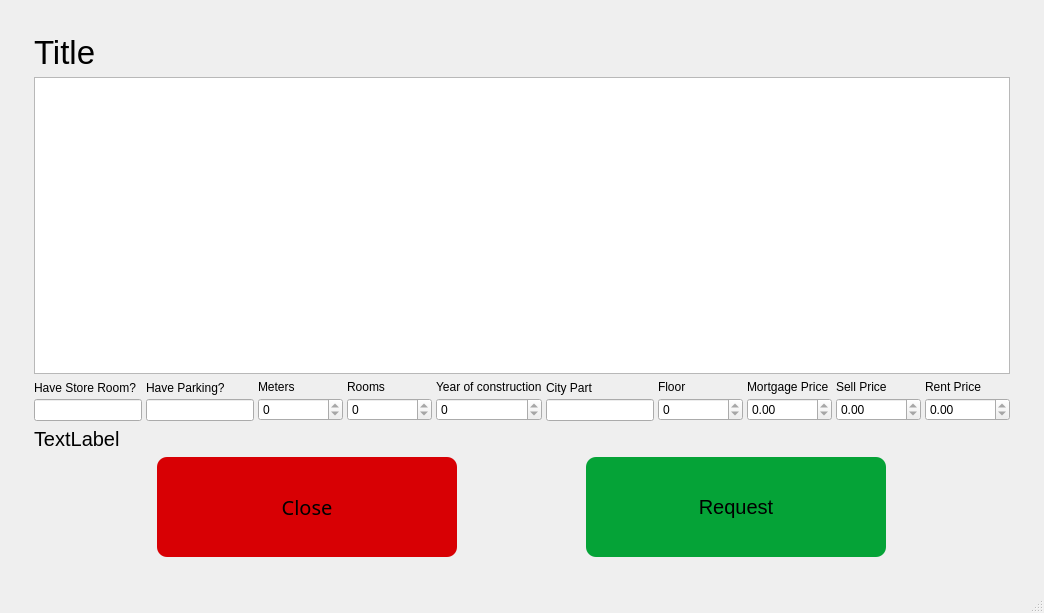
Above: Resources/ShowAd.ui from Danial-Movahed/SOAS before the change. Below: the same form after it.
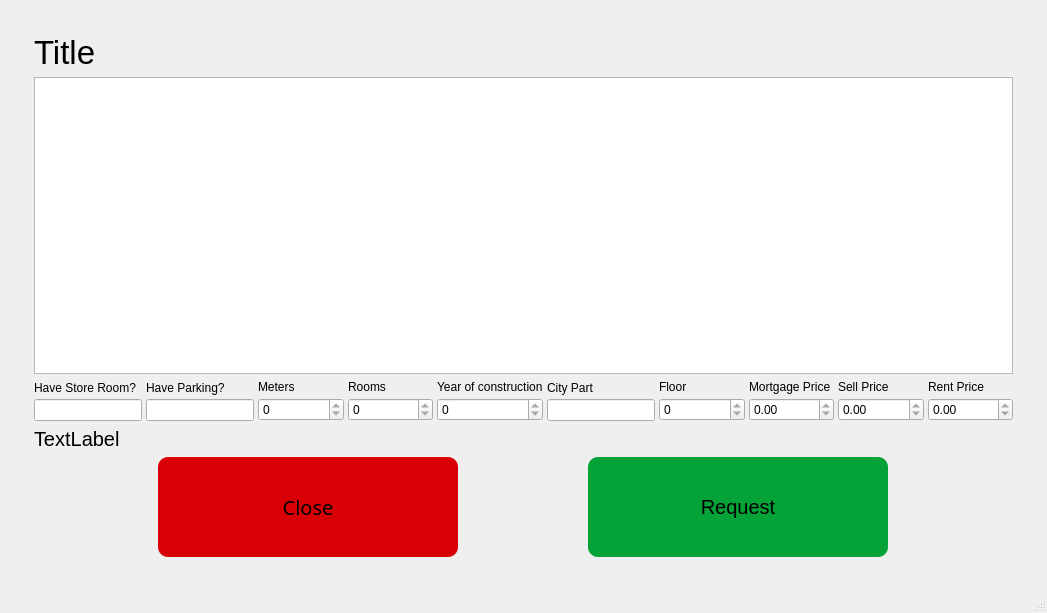
That is the form after the change.

Diff of the .ui file:
```diff
--- a/Resources/ShowAd.ui
+++ b/Resources/ShowAd.ui
@@ -9,7 +9,7 @@
    <rect>
     <x>0</x>
     <y>0</y>
-    <width>1044</width>
+    <width>1047</width>
     <height>613</height>
    </rect>
   </property>
```
Left out of the diff: 4 changed lines with no effect on the pictures.
